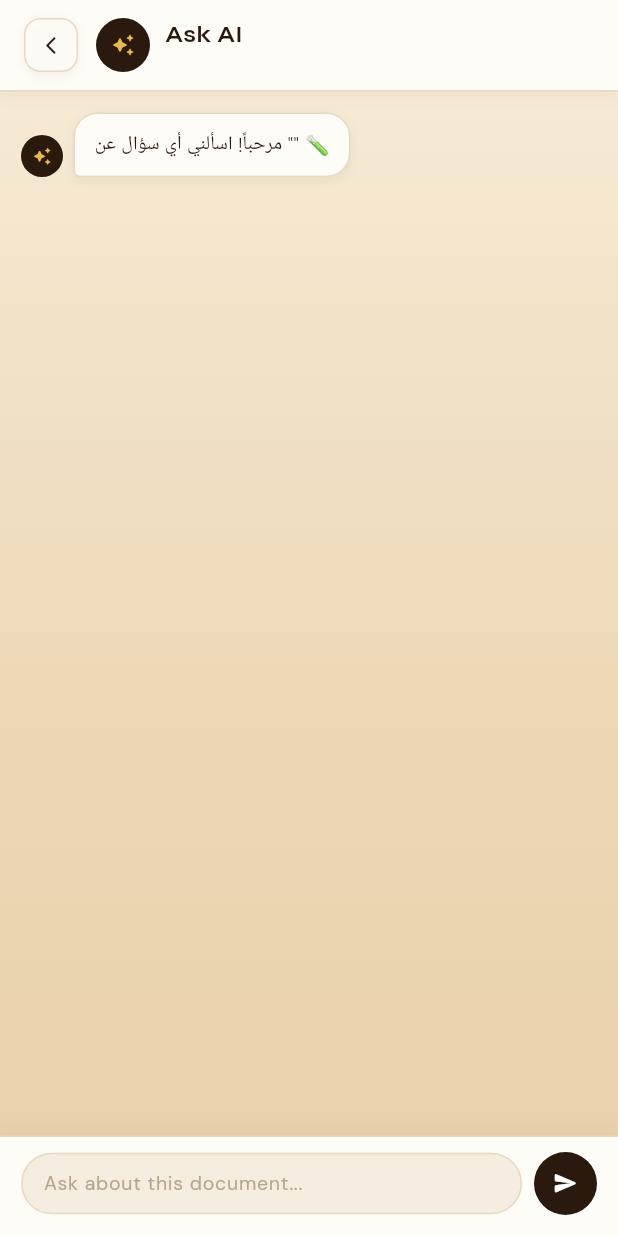
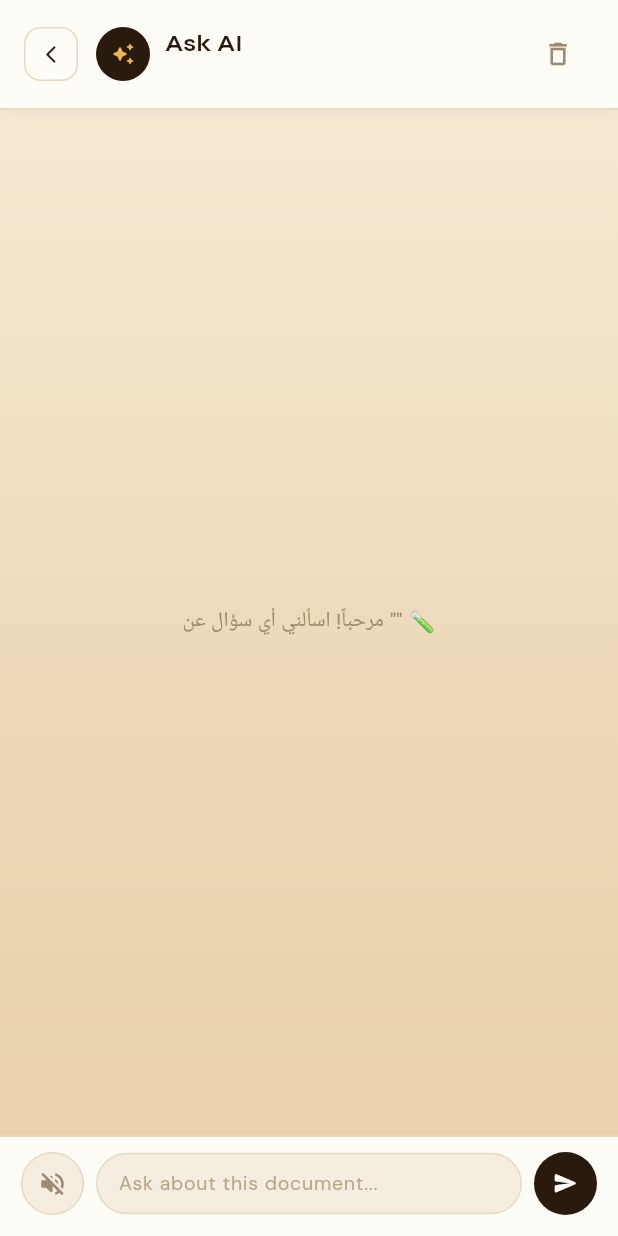
Before and after one commit to shahdhassan212/mind_edge_flutter, a Flutter app: the AIChatScreen screen opened by its route, on a phone screen of 412 x 824 dp. Run offline on Flutter 3.47's test engine with Material 3 defaults, Android fonts, the phone set to English and light mode, and no system bars; our stand-ins replace camera, dio, file_picker, flutter_riverpod, flutter_secure_storage, google_fonts and 4 more; missing offline and left inert: flutter_math_fork; accounts and stored records are empty.

Commit message:
chat update

```diff
--- a/lib/core/app_router.dart
+++ b/lib/core/app_router.dart
@@ -105,6 +105,7 @@ class AppRouter {
         final args = s.arguments as Map<String, dynamic>? ?? {};
         page = AIChatScreen(
           fileName: args['fileName'] as String? ?? '',
+          sessionId: args['sessionId'] as String?,
         );
         break;
 
--- /dev/null
+++ b/lib/features/analysis/providers/chat_providers.dart
@@ -0,0 +1,138 @@
+import 'package:flutter_riverpod/flutter_riverpod.dart';
+import '../model/chat_models.dart';
+import '../repository/chat_repository.dart';
+import '../../auth/auth_view_model.dart';
+
+class ChatMessage {
+  final String text;
+  final bool isUser;
+  final DateTime timestamp;
+  final String? audioUrl;
+
+  ChatMessage({
+    required this.text,
+    required this.isUser,
+    required this.timestamp,
+    this.audioUrl,
+  });
+}
+
+class ChatState {
+  final List<ChatMessage> messages;
+  final bool isLoading;
+  final String? sessionId;
+  final String? error;
+  final bool ttsEnabled;
+
+  ChatState({
+    this.messages = const [],
+    this.isLoading = false,
+    this.sessionId,
+    this.error,
+    this.ttsEnabled = false,
+  });
+
+  ChatState copyWith({
+    List<ChatMessage>? messages,
+    bool? isLoading,
+    String? sessionId,
+    String? error,
+    bool? ttsEnabled,
+  }) {
+    return ChatState(
+      messages: messages ?? this.messages,
+      isLoading: isLoading ?? this.isLoading,
+      sessionId: sessionId ?? this.sessionId,
+      error: error ?? this.error,
+      ttsEnabled: ttsEnabled ?? this.ttsEnabled,
+    );
+  }
+}
+
+final chatRepositoryProvider = Provider<ChatRepository>((ref) {
+  return ChatRepository(
+    client: ref.watch(dioClientProvider),
+  );
+});
+
+final chatProvider = StateNotifierProvider<ChatNotifier, ChatState>((ref) {
+  return ChatNotifier(ref.read(chatRepositoryProvider));
+});
+
+class ChatNotifier extends StateNotifier<ChatState> {
+  final ChatRepository repository;
+
+  ChatNotifier(this.repository) : super(ChatState(
+    messages: const [],
+    isLoading: false,
+    ttsEnabled: false,
+  ));
+
+  void setSessionId(String id) {
+    if (id.isNotEmpty) {
+      state = state.copyWith(sessionId: id);
+    }
+  }
+
+  void toggleTts() {
+    state = state.copyWith(ttsEnabled: !state.ttsEnabled);
+  }
+
+  Future<void> sendMessage(String question) async {
+    if (question.trim().isEmpty) return;
+
+    final currentSessionId = state.sessionId;
+
+    if (currentSessionId == null || currentSessionId.isEmpty) {
+      state = state.copyWith(error: "لم يتم العثور على جلسة صالحة. برجاء رفع الملف أولاً.");
+      return;
+    }
+
+    final userMsg = ChatMessage(
+      text: question,
+      isUser: true,
+      timestamp: DateTime.now(),
+    );
+
+    state = state.copyWith(
+      messages: [...state.messages, userMsg],
+      isLoading: true,
+      error: null,
+    );
+
+    try {
+      final response = await repository.sendMessage(
+        question: question,
+        sessionId: currentSessionId,
+        tts: state.ttsEnabled,
+      );
+
+      final aiMsg = ChatMessage(
+        text: response.answer,
+        isUser: false,
+        timestamp: DateTime.now(),
+        audioUrl: response.audioUrl,
+      );
+
+      state = state.copyWith(
+        messages: [...state.messages, aiMsg],
+        isLoading: false,
+        sessionId: response.sessionId.isNotEmpty ? response.sessionId : currentSessionId,
+      );
+    } catch (e) {
+      state = state.copyWith(
+        isLoading: false,
+        error: "حدث خطأ أثناء إرسال الرسالة.",
+      );
+    }
+  }
+
+  void clearChat() {
+    state = ChatState(
+      sessionId: state.sessionId,
+      ttsEnabled: state.ttsEnabled,
+      messages: const [],
+      isLoading: false,
+    );
+  }
+}
--- a/lib/screens/ai_analysis_screen.dart
+++ b/lib/screens/ai_analysis_screen.dart
@@ -203,6 +203,7 @@ class _AIAnalysisScreenState extends ConsumerState<AIAnalysisScreen> {
           child: AiAskStrip(
             onTap: () => Navigator.pushNamed(context, '/ai-chat', arguments: {
               'fileName': widget.displayName ?? _fileName ?? '',
+              'sessionId': state.visualData?.sessionId,
             }),
           ),
         ),
@@ -350,7 +351,7 @@ class _AIAnalysisScreenState extends ConsumerState<AIAnalysisScreen> {
       child: Row(children: [
         Expanded(
           child: GestureDetector(
-            onTap: () => Navigator.pushNamed(context, '/quiz_screen'),
+            onTap: () => Navigator.pushNamed(context, '/quiz'),
             child: Container(
               padding: const EdgeInsets.symmetric(vertical: 13),
               decoration: BoxDecoration(
--- a/lib/screens/ai_chat_screen.dart
+++ b/lib/screens/ai_chat_screen.dart
@@ -1,73 +1,51 @@
 import 'package:flutter/material.dart';
+import 'package:flutter_riverpod/flutter_riverpod.dart';
+import '../features/analysis/providers/chat_providers.dart';
 
 // ─────────────────────────────────────────────────────────────
-// COLOR TOKENS (same palette as AIAnalysisScreen)
+// COLOR TOKENS
 // ─────────────────────────────────────────────────────────────
 class _C {
-  static const pageBg    = Color(0xFFF4EDE0);
-  static const cardBg    = Color(0xFFFEFCF7);
-  static const textDark  = Color(0xFF2A1A0E);
-  static const textBody  = Color(0xFF3A2410);
+  static const pageBg = Color(0xFFF4EDE0);
+  static const cardBg = Color(0xFFFEFCF7);
+  static const textDark = Color(0xFF2A1A0E);
+  static const textBody = Color(0xFF3A2410);
   static const textMuted = Color(0xFF9E8A72);
-  static const textHint  = Color(0xFFB8A88A);
-  static const goldDark  = Color(0xFFC9943A);
+  static const textHint = Color(0xFFB8A88A);
+  static const goldDark = Color(0xFFC9943A);
   static const goldLight = Color(0xFFE8B84B);
-  static const border    = Color(0xFFE8D9C0);
-  static const borderDash= Color(0xFFE0C898);
-  static const bubbleUser= Color(0xFF2A1A0E);
-  static const bubbleAI  = Color(0xFFFEFCF7);
-  static const inputBg   = Color(0xFFF4EDE0);
-}
-
-// ─────────────────────────────────────────────────────────────
-// MODEL
-// ─────────────────────────────────────────────────────────────
-class _Msg {
-  final String text;
-  final bool isUser;
-  const _Msg({required this.text, required this.isUser});
+  static const border = Color(0xFFE8D9C0);
+  static const borderDash = Color(0xFFE0C898);
+  static const bubbleUser = Color(0xFF2A1A0E);
+  static const bubbleAI = Color(0xFFFEFCF7);
+  static const inputBg = Color(0xFFF4EDE0);
 }
 
 // ─────────────────────────────────────────────────────────────
 // SCREEN
 // ─────────────────────────────────────────────────────────────
-class AIChatScreen extends StatefulWidget {
-  /// Document name received from AIAnalysisScreen.
-  /// Will also be sent to the chat endpoint as `document_name`.
+class AIChatScreen extends ConsumerStatefulWidget {
   final String fileName;
+  final String? sessionId;
 
-  const AIChatScreen({super.key, required this.fileName});
+  const AIChatScreen({super.key, required this.fileName, this.sessionId});
 
   @override
-  State<AIChatScreen> createState() => _AIChatScreenState();
+  ConsumerState<AIChatScreen> createState() => _AIChatScreenState();
 }
 
-class _AIChatScreenState extends State<AIChatScreen> {
-  final List<_Msg> _msgs = [];
+class _AIChatScreenState extends ConsumerState<AIChatScreen> {
   final TextEditingController _ctrl = TextEditingController();
   final ScrollController _scroll = ScrollController();
-  bool _aiTyping = false;
-
-  // ── Placeholder replies — replace with real endpoint call ──
-  static const _replies = [
-    'على طول! بحلل الملف ده دلوقتي…',
-    'سؤال كويس، خليني أشوف…',
-    'بناءً على الملف، الإجابة هي…',
-    'استنى ثانية بدور في المحتوى…',
-    'لقيت المعلومة دي في الملف، تفضل…',
-  ];
-  int _replyIdx = 0;
 
   @override
   void initState() {
     super.initState();
-    // Opening greeting
-    _msgs.add(
-      _Msg(
-        text: 'مرحباً! اسألني أي سؤال عن "${widget.fileName}" 🧪',
-        isUser: false,
-      ),
-    );
+    if (widget.sessionId != null) {
+      WidgetsBinding.instance.addPostFrameCallback((_) {
+        ref.read(chatProvider.notifier).setSessionId(widget.sessionId!);
+      });
+    }
   }
 
   @override
@@ -82,44 +60,33 @@ class _AIChatScreenState extends State<AIChatScreen> {
     final t = _ctrl.text.trim();
     if (t.isEmpty) return;
 
-    setState(() {
-      _msgs.add(_Msg(text: t, isUser: true));
+    ref.read(chatProvider.notifier).sendMessage(t);
     _ctrl.clear();
-      _aiTyping = true;
-    });
     _scrollDown();
-
-    // TODO: replace this delay with a real API call.
-    // Send { "document_name": widget.fileName, "message": t } to your endpoint.
-    Future.delayed(const Duration(milliseconds: 1200), () {
-      if (!mounted) return;
-      setState(() {
-        _aiTyping = false;
-        _msgs.add(_Msg(
-          text: _replies[_replyIdx % _replies.length],
-          isUser: false,
-        ));
-        _replyIdx++;
-      });
-      _scrollDown();
-    });
   }
 
-  void _scrollDown() => Future.delayed(const Duration(milliseconds: 80), () {
+  void _scrollDown() => Future.delayed(const Duration(milliseconds: 150), () {
         if (_scroll.hasClients) {
           _scroll.animateTo(
             _scroll.position.maxScrollExtent,
-            duration: const Duration(milliseconds: 280),
+            duration: const Duration(milliseconds: 300),
             curve: Curves.easeOut,
           );
         }
       });
 
-  // ─────────────────────────────────────────────────────────
-  // BUILD
-  // ─────────────────────────────────────────────────────────
   @override
   Widget build(BuildContext context) {
+    final chatState = ref.watch(chatProvider);
+
+    ref.listen(chatProvider, (prev, next) {
+      final prevLen = prev?.messages.length ?? 0;
+      final nextLen = next.messages.length;
+      if (prevLen != nextLen) {
+        _scrollDown();
+      }
+    });
+
     return Scaffold(
       body: Container(
         decoration: const BoxDecoration(
@@ -134,8 +101,14 @@ class _AIChatScreenState extends State<AIChatScreen> {
           child: Column(
             children: [
               _buildTopBar(context),
-              Expanded(child: _buildMessages()),
-              _buildInput(),
+              Expanded(child: _buildMessages(chatState)),
+              if (chatState.error != null)
+                Padding(
+                  padding: const EdgeInsets.all(8.0),
+                  child: Text(chatState.error!,
+                      style: const TextStyle(color: Colors.red, fontSize: 12)),
+                ),
+              _buildInput(chatState.isLoading, chatState.ttsEnabled),
             ],
           ),
         ),
@@ -143,7 +116,6 @@ class _AIChatScreenState extends State<AIChatScreen> {
     );
   }
 
-  // ── Top bar ──────────────────────────────────────────────
   Widget _buildTopBar(BuildContext context) {
     return Container(
       padding: const EdgeInsets.fromLTRB(16, 12, 16, 12),
@@ -160,7 +132,6 @@ class _AIChatScreenState extends State<AIChatScreen> {
       ),
       child: Row(
         children: [
-          // Back button
           GestureDetector(
             onTap: () => Navigator.pop(context),
             child: Container(
@@ -170,103 +141,95 @@ class _AIChatScreenState extends State<AIChatScreen> {
                 color: _C.cardBg.withOpacity(0.85),
                 borderRadius: BorderRadius.circular(11),
                 border: Border.all(color: _C.border),
-                boxShadow: [
-                  BoxShadow(
-                    color: _C.textDark.withOpacity(0.06),
-                    blurRadius: 6,
-                    offset: const Offset(0, 2),
               ),
-                ],
-              ),
-              child: const Icon(
-                Icons.arrow_back_ios_new_rounded,
-                size: 14,
-                color: _C.textDark,
-              ),
+              child: const Icon(Icons.arrow_back_ios_new_rounded, size: 14, color: _C.textDark),
             ),
           ),
           const SizedBox(width: 12),
-
-          // AI avatar
           Container(
             width: 36,
             height: 36,
-            decoration: const BoxDecoration(
-              color: _C.textDark,
-              shape: BoxShape.circle,
-            ),
+            decoration: const BoxDecoration(color: _C.textDark, shape: BoxShape.circle),
             child: const Center(
-              child: Icon(
-                Icons.auto_awesome_rounded,
-                size: 16,
-                color: _C.goldLight,
-              ),
-            ),
+                child: Icon(Icons.auto_awesome_rounded, size: 16, color: _C.goldLight)),
           ),
           const SizedBox(width: 10),
-
-          // Title + subtitle
           Expanded(
             child: Column(
               crossAxisAlignment: CrossAxisAlignment.start,
               children: [
-                const Text(
-                  'Ask AI',
+                const Text('Ask AI',
                     style: TextStyle(
                         fontFamily: 'Syne',
                         fontSize: 15,
                         fontWeight: FontWeight.w700,
-                    color: _C.textDark,
+                        color: _C.textDark)),
+                Text(widget.fileName,
+                    overflow: TextOverflow.ellipsis,
+                    style: const TextStyle(
+                        fontFamily: 'DM Sans', fontSize: 10.5, color: _C.textMuted)),
+              ],
             ),
           ),
-                Text(
-                  widget.fileName,
-                  overflow: TextOverflow.ellipsis,
-                  style: const TextStyle(
-                    fontFamily: 'DM Sans',
-                    fontSize: 10.5,
-                    color: _C.textMuted,
-                    fontWeight: FontWeight.w400,
-                  ),
-                ),
-              ],
-            ),
+          IconButton(
+            icon: const Icon(Icons.delete_outline, color: _C.textMuted, size: 20),
+            onPressed: () => ref.read(chatProvider.notifier).clearChat(),
           ),
         ],
       ),
     );
   }
 
-  // ── Messages list ────────────────────────────────────────
-  Widget _buildMessages() {
+  Widget _buildMessages(ChatState state) {
+    if (state.messages.isEmpty) {
+      return Center(
+        child: Text(
+          'مرحباً! اسألني أي سؤال عن "${widget.fileName}" 🧪',
+          textAlign: TextAlign.center,
+          style: const TextStyle(fontFamily: 'DM Sans', color: _C.textMuted),
+        ),
+      );
+    }
+
     return ListView.builder(
       controller: _scroll,
       padding: const EdgeInsets.fromLTRB(14, 14, 14, 8),
-      itemCount: _msgs.length + (_aiTyping ? 1 : 0),
+      itemCount: state.messages.length + (state.isLoading ? 1 : 0),
       itemBuilder: (ctx, i) {
-        if (_aiTyping && i == _msgs.length) return const _TypingBubble();
-        return _ChatBubble(msg: _msgs[i]);
+        if (state.isLoading && i == state.messages.length) return const _TypingBubble();
+        return _ChatBubble(msg: state.messages[i], displayName: widget.fileName);
       },
     );
   }
 
-  // ── Input bar ────────────────────────────────────────────
-  Widget _buildInput() {
+  Widget _buildInput(bool isLoading, bool ttsEnabled) {
     return Container(
       padding: const EdgeInsets.fromLTRB(14, 10, 14, 14),
       decoration: BoxDecoration(
         color: _C.cardBg,
         border: Border(top: BorderSide(color: _C.border)),
-        boxShadow: [
-          BoxShadow(
-            color: _C.textDark.withOpacity(0.05),
-            blurRadius: 8,
-            offset: const Offset(0, -2),
-          ),
-        ],
       ),
       child: Row(
         children: [
+          // زر تبديل الصوت (TTS)
+          GestureDetector(
+            onTap: () => ref.read(chatProvider.notifier).toggleTts(),
+            child: Container(
+              width: 42,
+              height: 42,
+              decoration: BoxDecoration(
+                color: ttsEnabled ? _C.goldDark : _C.inputBg,
+                shape: BoxShape.circle,
+                border: Border.all(color: _C.border),
+              ),
+              child: Icon(
+                ttsEnabled ? Icons.volume_up_rounded : Icons.volume_off_rounded,
+                size: 20,
+                color: ttsEnabled ? Colors.white : _C.textMuted,
+              ),
+            ),
+          ),
+          const SizedBox(width: 8),
           Expanded(
             child: Container(
               padding: const EdgeInsets.symmetric(horizontal: 14, vertical: 10),
@@ -277,18 +240,11 @@ class _AIChatScreenState extends State<AIChatScreen> {
               ),
               child: TextField(
                 controller: _ctrl,
-                style: const TextStyle(
-                  fontFamily: 'DM Sans',
-                  fontSize: 13,
-                  color: _C.textDark,
-                ),
+                enabled: !isLoading,
+                style: const TextStyle(fontFamily: 'DM Sans', fontSize: 13, color: _C.textDark),
                 decoration: const InputDecoration.collapsed(
                   hintText: 'Ask about this document...',
-                  hintStyle: TextStyle(
-                    fontFamily: 'DM Sans',
-                    fontSize: 13,
-                    color: _C.textHint,
-                  ),
+                  hintStyle: TextStyle(fontFamily: 'DM Sans', fontSize: 13, color: _C.textHint),
                 ),
                 onSubmitted: (_) => _send(),
               ),
@@ -296,19 +252,15 @@ class _AIChatScreenState extends State<AIChatScreen> {
           ),
           const SizedBox(width: 8),
           GestureDetector(
-            onTap: _send,
+            onTap: isLoading ? null : _send,
             child: Container(
               width: 42,
               height: 42,
-              decoration: const BoxDecoration(
-                color: _C.bubbleUser,
+              decoration: BoxDecoration(
+                color: isLoading ? _C.textMuted : _C.bubbleUser,
                 shape: BoxShape.circle,
               ),
-              child: const Icon(
-                Icons.send_rounded,
-                size: 17,
-                color: Colors.white,
-              ),
+              child: const Icon(Icons.send_rounded, size: 17, color: Colors.white),
             ),
           ),
         ],
@@ -317,20 +269,17 @@ class _AIChatScreenState extends State<AIChatScreen> {
   }
 }
 
-// ─────────────────────────────────────────────────────────────
-// CHAT BUBBLE
-// ─────────────────────────────────────────────────────────────
 class _ChatBubble extends StatelessWidget {
-  final _Msg msg;
-  const _ChatBubble({required this.msg});
+  final ChatMessage msg;
+  final String displayName;
+  const _ChatBubble({required this.msg, required this.displayName});
 
   @override
   Widget build(BuildContext context) {
     return Padding(
       padding: const EdgeInsets.only(bottom: 10),
       child: Row(
-        mainAxisAlignment:
-            msg.isUser ? MainAxisAlignment.end : MainAxisAlignment.start,
+        mainAxisAlignment: msg.isUser ? MainAxisAlignment.end : MainAxisAlignment.start,
         crossAxisAlignment: CrossAxisAlignment.end,
         children: [
           if (!msg.isUser) ...[
@@ -338,23 +287,17 @@ class _ChatBubble extends StatelessWidget {
               width: 28,
               height: 28,
               margin: const EdgeInsets.only(right: 7),
-              decoration: const BoxDecoration(
-                color: _C.textDark,
-                shape: BoxShape.circle,
-              ),
+              decoration: const BoxDecoration(color: _C.textDark, shape: BoxShape.circle),
               child: const Center(
-                child: Icon(
-                  Icons.auto_awesome_rounded,
-                  size: 13,
-                  color: _C.goldLight,
-                ),
-              ),
+                  child: Icon(Icons.auto_awesome_rounded, size: 13, color: _C.goldLight)),
             ),
           ],
           Flexible(
-            child: Container(
-              padding:
-                  const EdgeInsets.symmetric(horizontal: 13, vertical: 10),
+            child: Column(
+              crossAxisAlignment: msg.isUser ? CrossAxisAlignment.end : CrossAxisAlignment.start,
+              children: [
+                Container(
+                  padding: const EdgeInsets.symmetric(horizontal: 13, vertical: 10),
                   decoration: BoxDecoration(
                     color: msg.isUser ? _C.bubbleUser : _C.bubbleAI,
                     borderRadius: BorderRadius.only(
@@ -363,14 +306,12 @@ class _ChatBubble extends StatelessWidget {
                       bottomLeft: Radius.circular(msg.isUser ? 16 : 4),
                       bottomRight: Radius.circular(msg.isUser ? 4 : 16),
                     ),
-                border:
-                    msg.isUser ? null : Border.all(color: _C.border),
+                    border: msg.isUser ? null : Border.all(color: _C.border),
                     boxShadow: [
                       BoxShadow(
                           color: _C.textDark.withOpacity(0.06),
                           blurRadius: 6,
-                    offset: const Offset(0, 2),
-                  ),
+                          offset: const Offset(0, 2)),
                     ],
                   ),
                   child: Text(
@@ -384,6 +325,34 @@ class _ChatBubble extends StatelessWidget {
                     ),
                   ),
                 ),
+                // أيقونة الصوت إذا كان الرابط موجوداً
+                if (!msg.isUser && msg.audioUrl != null && msg.audioUrl!.isNotEmpty)
+                  Padding(
+                    padding: const EdgeInsets.only(top: 4, left: 4),
+                    child: GestureDetector(
+                      onTap: () {
+                        Navigator.pushNamed(
+                          context,
+                          '/audio_screen',
+                          arguments: {
+                            'audioUrl': msg.audioUrl,
+                            'summary': msg.text,
+                            'displayName': displayName,
+                          },
+                        );
+                      },
+                      child: Container(
+                        padding: const EdgeInsets.all(6),
+                        decoration: BoxDecoration(
+                          color: _C.goldLight.withOpacity(0.2),
+                          shape: BoxShape.circle,
+                        ),
+                        child: const Icon(Icons.headphones_rounded, size: 16, color: _C.goldDark),
+                      ),
+                    ),
+                  ),
+              ],
+            ),
           ),
           if (msg.isUser) const SizedBox(width: 4),
         ],
@@ -392,9 +361,6 @@ class _ChatBubble extends StatelessWidget {
   }
 }
 
-// ─────────────────────────────────────────────────────────────
-// TYPING BUBBLE
-// ─────────────────────────────────────────────────────────────
 class _TypingBubble extends StatelessWidget {
   const _TypingBubble();
 
@@ -409,21 +375,12 @@ class _TypingBubble extends StatelessWidget {
             width: 28,
             height: 28,
             margin: const EdgeInsets.only(right: 7),
-            decoration: const BoxDecoration(
-              color: _C.textDark,
-              shape: BoxShape.circle,
-            ),
+            decoration: const BoxDecoration(color: _C.textDark, shape: BoxShape.circle),
             child: const Center(
-              child: Icon(
-                Icons.auto_awesome_rounded,
-                size: 13,
-                color: _C.goldLight,
-              ),
-            ),
+                child: Icon(Icons.auto_awesome_rounded, size: 13, color: _C.goldLight)),
           ),
           Container(
-            padding:
-                const EdgeInsets.symmetric(horizontal: 13, vertical: 11),
+            padding: const EdgeInsets.symmetric(horizontal: 13, vertical: 11),
             decoration: BoxDecoration(
               color: _C.bubbleAI,
               borderRadius: const BorderRadius.only(
@@ -440,8 +397,7 @@ class _TypingBubble extends StatelessWidget {
                   fontFamily: 'DM Sans',
                   fontSize: 12,
                   color: _C.textMuted,
-                fontStyle: FontStyle.italic,
-              ),
+                  fontStyle: FontStyle.italic),
             ),
           ),
         ],
```
Also changed, not shown: lib/features/analysis/model/chat_models.dart (added, +39 -0 lines), lib/features/analysis/repository/chat_repository.dart (added, +50 -0 lines), lib/main.dart (line endings or trailing spaces). Lines whose indentation alone changed are shown as unchanged.
